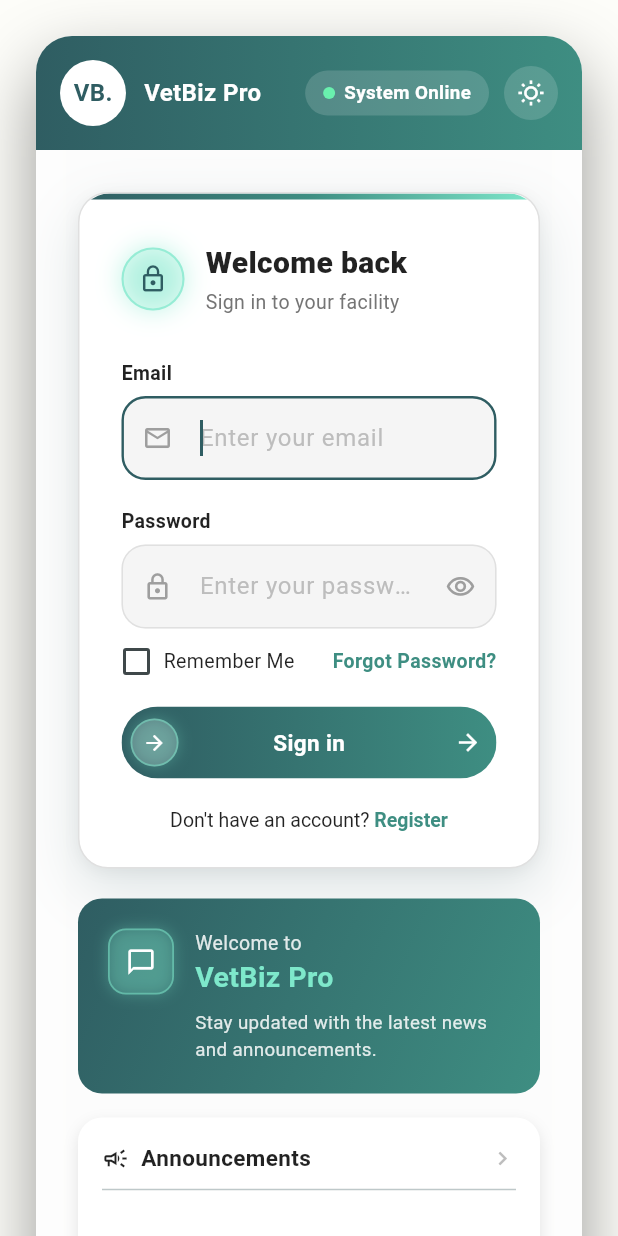
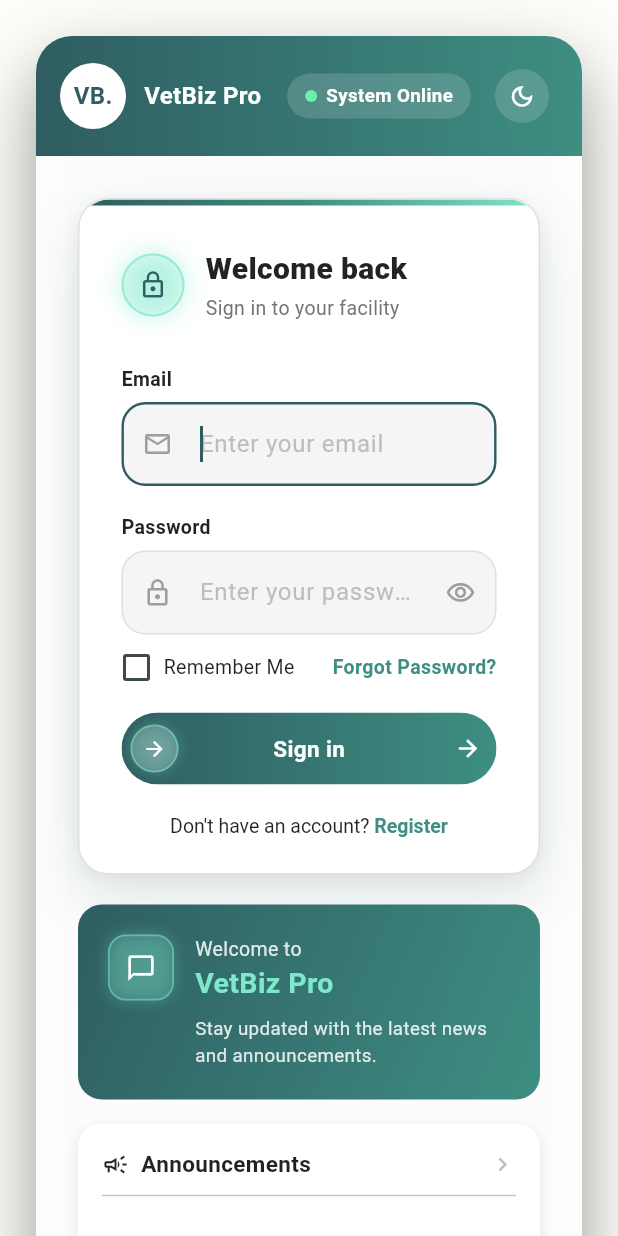
Before and after one commit to shanelvmi/VetBiz-Pro, a Flutter app: the screen it shows after launch, on a phone screen of 412 x 824 dp. Run offline on Flutter 3.47's test engine with Material 3 defaults, Android fonts, the phone set to English and light mode, and no system bars; our stand-ins replace cloud_firestore, cloud_functions, firebase_auth, firebase_core, firebase_storage, fl_chart and 8 more; missing offline and left inert: dart:js_interop, esc_pos_utils_plus, excel, markdown, print_bluetooth_thermal; accounts and stored records are empty.

Commit message:
G1: the sun in the login header is a real Light/Dark button, also on Register
AuthThemeToggle: a moon in Light, a sun in Dark (what is on screen, so
System shows the brightness the person sees), a tooltip from the ARB, a
36 px circle inside a 48 px touch target. A tap saves an explicit Light
or Dark through UiSettingsProvider (SharedPreferences, readable before
sign-in); the provider sits above MaterialApp, so the auth tree rebuilds
at once. The login top bar is 48 px tall (was 44) to hold the target;
the register top bar gets the same toggle beside "Log in".

Co-Authored-By: Claude Opus 5.5 <noreply@anthropic.com>

```diff
--- a/lib/screens/login_screen.dart
+++ b/lib/screens/login_screen.dart
@@ -11,6 +11,7 @@ import '../services/auth_service.dart';
 import '../widgets/announcement_message.dart';
 import '../widgets/password_field_guard.dart';
 import '../widgets/auth_background.dart';
+import '../widgets/auth_theme_toggle.dart';
 import '../utils/navigator_key.dart';
 import 'legal/privacy_policy_screen.dart';
 import 'legal/terms_of_service_screen.dart';
@@ -315,7 +316,8 @@ class _LoginScreenState extends State<LoginScreen> {
           final isNarrow = constraints.maxWidth < AppBreakpoints.loginHeaderNarrow;
 
           return SizedBox(
-            height: 44,
+            // Tall enough for the theme toggle's 48 px touch target.
+            height: kMinInteractiveDimension,
             child: Stack(
             children: [
               // Left group - logo, title, subtitle. Positioned rather
@@ -357,7 +359,7 @@ class _LoginScreenState extends State<LoginScreen> {
                   ),
                 ),
               ),
-              // Right group - status pill and sun icon. Pinned directly
+              // Right group - status pill and the Light/Dark toggle. Pinned directly
               // to an explicit right coordinate (16px from the actual
               // container edge) rather than pushed there by a Spacer
               // inside a Row - a direct position, not a computed one.
@@ -391,12 +393,7 @@ class _LoginScreenState extends State<LoginScreen> {
                         ),
                       ),
                       const SizedBox(width: AppSpacing.s10),
-                      Container(
-                        width: 36,
-                        height: 36,
-                        decoration: BoxDecoration(color: context.colors.onBrandSurface.withValues(alpha: AppAlpha.a15), shape: BoxShape.circle),
-                        child: Icon(Icons.wb_sunny_outlined, color: context.colors.onBrandSurface, size: AppIconSize.i18),
-                      ),
+                      const AuthThemeToggle(),
                     ],
                   ),
                 ),
--- a/lib/screens/register_screen.dart
+++ b/lib/screens/register_screen.dart
@@ -20,6 +20,7 @@ import 'facilities/facility_picker_screen.dart';
 import 'legal/privacy_policy_screen.dart';
 import 'legal/terms_of_service_screen.dart';
 import '../widgets/auth_background.dart';
+import '../widgets/auth_theme_toggle.dart';
 import '../services/role_change_service.dart';
 import '../data/collections.dart';
 import '../data/upload_content_types.dart';
@@ -862,6 +863,8 @@ class _RegisterScreenState extends State<RegisterScreen> {
               style: TextStyle(color: context.colors.onBrandSurface, fontWeight: AppFontWeight.bold, fontSize: AppFontSize.f16),
             ),
           ),
+          const AuthThemeToggle(),
+          const SizedBox(width: AppSpacing.s8),
           TextButton.icon(
             onPressed: _goToLogin,
             icon: Icon(Icons.login, size: AppIconSize.i18, color: context.colors.onBrandSurface),
--- a/lib/theme/app_dimens.dart
+++ b/lib/theme/app_dimens.dart
@@ -116,6 +116,10 @@ class AppSizes {
   static const double toastIcon = 28;
   static const double minTapTarget = 40;
 
+  /// The round button in the signed-out screens' top bar (the theme
+  /// toggle): the circle you see, inside Material's 48 px touch target.
+  static const double authHeaderButton = 36;
+
   /// A small round status indicator (online, stock status, submitted,
   /// client Active/Inactive): an 8 px dot, as a Container or an
   /// Icons.circle size.
--- a/lib/widgets/auth_theme_toggle.dart
+++ b/lib/widgets/auth_theme_toggle.dart
@@ -1,11 +1,39 @@
 import 'package:flutter/material.dart';
+import 'package:provider/provider.dart';
+
+import '../data/ui_theme_mode.dart';
+import '../l10n/l10n.dart';
+import '../providers/ui_settings_provider.dart';
+import '../theme/app_dimens.dart';
+import '../theme/theme_context.dart';
 
 /// The Light/Dark switch in the header of the signed-out screens: a moon in
 /// Light, a sun in Dark. Tapping it saves an explicit Light or Dark in
 /// UiSettingsProvider (on the device, so it holds before sign-in).
+///
+/// It reads the brightness on screen, not the saved choice, so with System
+/// it shows what the person sees and switches to the other one.
 class AuthThemeToggle extends StatelessWidget {
   const AuthThemeToggle({super.key});
 
   @override
-  Widget build(BuildContext context) => throw UnimplementedError('G1: AuthThemeToggle');
+  Widget build(BuildContext context) {
+    final isDark = Theme.of(context).brightness == Brightness.dark;
+    return IconButton(
+      tooltip: isDark ? context.l10n.auth_switchToLightMode : context.l10n.auth_switchToDarkMode,
+      // The provider sits above MaterialApp, so the whole app (and with it
+      // this screen) rebuilds at once in the new mode.
+      onPressed: () => context.read<UiSettingsProvider>().setThemeMode(isDark ? UiThemeMode.light : UiThemeMode.dark),
+      icon: Icon(isDark ? Icons.light_mode_outlined : Icons.dark_mode_outlined, size: AppIconSize.i18),
+      style: IconButton.styleFrom(
+        foregroundColor: context.colors.onBrandSurface,
+        backgroundColor: context.colors.onBrandSurface.withValues(alpha: AppAlpha.a15),
+        // A small circle to look at, Material's 48 px to tap.
+        fixedSize: const Size.square(AppSizes.authHeaderButton),
+        minimumSize: const Size.square(AppSizes.authHeaderButton),
+        padding: EdgeInsets.zero,
+        tapTargetSize: MaterialTapTargetSize.padded,
+      ),
+    );
+  }
 }
```
Also changed, not shown: 1 other file.
